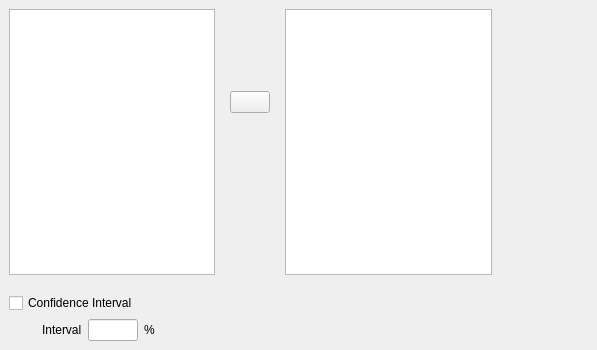
Old version of the form JASP-Desktop/analysisforms/ttestonesample.ui in the repository jasp-stats/jasp-desktop.
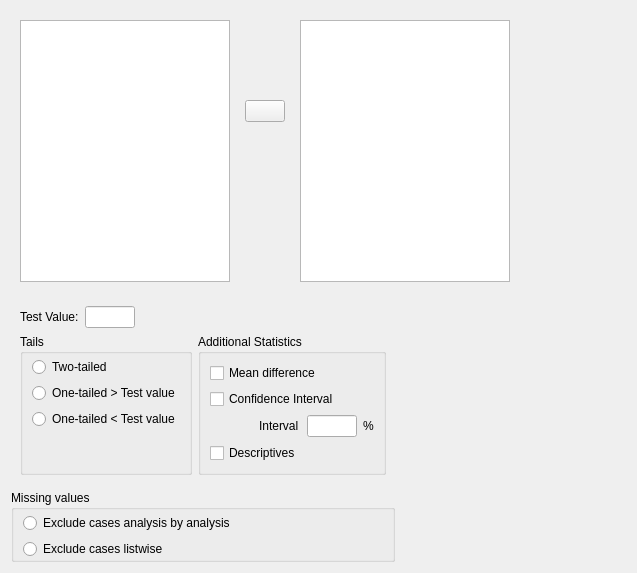
New version of the form. Custom widgets are drawn as their Qt base class.

Commit message:
One Sample TTest fixes
One Sample TTest fixes

The edit to the form file:
```diff
--- a/JASP-Desktop/analysisforms/ttestonesample.ui
+++ b/JASP-Desktop/analysisforms/ttestonesample.ui
@@ -6,30 +6,15 @@
    <rect>
     <x>0</x>
     <y>0</y>
-    <width>597</width>
-    <height>350</height>
+    <width>637</width>
+    <height>573</height>
    </rect>
   </property>
   <property name="windowTitle">
    <string>Form</string>
   </property>
-  <layout class="QGridLayout" name="gridLayout_2">
-   <property name="leftMargin">
-    <number>0</number>
-   </property>
-   <property name="topMargin">
-    <number>0</number>
-   </property>
-   <property name="rightMargin">
-    <number>0</number>
-   </property>
-   <property name="bottomMargin">
-    <number>0</number>
-   </property>
-   <property name="verticalSpacing">
-    <number>0</number>
-   </property>
-   <item row="0" column="0">
+  <layout class="QGridLayout" name="gridLayout_9">
+   <item row="0" column="0" colspan="2">
     <widget class="QWidget" name="widget" native="true">
      <property name="sizePolicy">
       <sizepolicy hsizetype="Fixed" vsizetype="Preferred">
@@ -179,41 +164,125 @@
     </widget>
    </item>
    <item row="1" column="0">
-    <widget class="QWidget" name="widget_5" native="true">
-     <layout class="QHBoxLayout" name="horizontalLayout">
-      <property name="leftMargin">
-       <number>0</number>
-      </property>
-      <property name="topMargin">
-       <number>0</number>
-      </property>
-      <property name="rightMargin">
-       <number>0</number>
-      </property>
-      <property name="bottomMargin">
-       <number>0</number>
-      </property>
-      <item>
-       <widget class="QWidget" name="widget_3" native="true">
+    <widget class="QWidget" name="widget_3" native="true">
+     <layout class="QGridLayout" name="gridLayout_2">
+      <item row="0" column="0">
+       <widget class="QLabel" name="label_3">
+        <property name="text">
+         <string>Test Value:</string>
+        </property>
+       </widget>
+      </item>
+      <item row="0" column="1">
+       <widget class="BoundTextBox" name="testValue">
+        <property name="sizePolicy">
+         <sizepolicy hsizetype="Fixed" vsizetype="Fixed">
+          <horstretch>0</horstretch>
+          <verstretch>0</verstretch>
+         </sizepolicy>
+        </property>
+        <property name="maximumSize">
+         <size>
+          <width>50</width>
+          <height>16777215</height>
+         </size>
+        </property>
+       </widget>
+      </item>
+      <item row="1" column="0" colspan="3">
+       <widget class="QGroupBox" name="groupBox_8">
+        <property name="title">
+         <string>Tails</string>
+        </property>
+        <property name="flat">
+         <bool>true</bool>
+        </property>
         <layout class="QGridLayout" name="gridLayout">
+         <property name="leftMargin">
+          <number>0</number>
+         </property>
+         <property name="topMargin">
+          <number>3</number>
+         </property>
+         <property name="rightMargin">
+          <number>0</number>
+         </property>
+         <property name="bottomMargin">
+          <number>0</number>
+         </property>
+         <item row="0" column="0">
+          <widget class="BoundGroupBox" name="tails" native="true">
+           <layout class="QGridLayout" name="gridLayout_5">
+            <property name="topMargin">
+             <number>0</number>
+            </property>
+            <property name="bottomMargin">
+             <number>0</number>
+            </property>
+            <item row="2" column="0">
+             <widget class="QRadioButton" name="oneTailedLessThan">
+              <property name="text">
+               <string>One-tailed &lt; Test value</string>
+              </property>
+             </widget>
+            </item>
+            <item row="1" column="0">
+             <widget class="QRadioButton" name="oneTailedGreaterThan">
+              <property name="text">
+               <string>One-tailed &gt; Test value</string>
+              </property>
+             </widget>
+            </item>
+            <item row="0" column="0">
+             <widget class="QRadioButton" name="twoTailed">
+              <property name="text">
+               <string>Two-tailed</string>
+              </property>
+             </widget>
+            </item>
+           </layout>
+          </widget>
+         </item>
+         <item row="1" column="0">
+          <widget class="QWidget" name="widget_5" native="true"/>
+         </item>
+        </layout>
+       </widget>
+      </item>
+      <item row="1" column="3">
+       <widget class="QGroupBox" name="groupBox_7">
+        <property name="title">
+         <string>Additional Statistics</string>
+        </property>
+        <property name="flat">
+         <bool>true</bool>
+        </property>
+        <layout class="QGridLayout" name="gridLayout_3">
          <item row="0" column="0" colspan="3">
+          <widget class="BoundCheckBox" name="meanDifference">
+           <property name="text">
+            <string>Mean difference</string>
+           </property>
+          </widget>
+         </item>
+         <item row="1" column="0" colspan="3">
           <widget class="BoundCheckBox" name="confidenceInterval">
            <property name="text">
             <string>Confidence Interval</string>
            </property>
           </widget>
          </item>
-         <item row="1" column="0">
+         <item row="2" column="0">
           <widget class="QWidget" name="widget_4" native="true"/>
          </item>
-         <item row="1" column="1">
+         <item row="2" column="1">
           <widget class="QLabel" name="label">
            <property name="text">
             <string>Interval</string>
            </property>
           </widget>
          </item>
-         <item row="1" column="2">
+         <item row="2" column="2">
           <widget class="BoundTextBox" name="confidenceIntervalInterval">
            <property name="sizePolicy">
             <sizepolicy hsizetype="Preferred" vsizetype="Fixed">
@@ -229,28 +298,85 @@
            </property>
           </widget>
          </item>
-         <item row="1" column="3">
+         <item row="2" column="3">
           <widget class="QLabel" name="label_2">
            <property name="text">
             <string>%</string>
            </property>
           </widget>
          </item>
+         <item row="3" column="0" colspan="2">
+          <widget class="BoundCheckBox" name="descriptives">
+           <property name="text">
+            <string>Descriptives</string>
+           </property>
+          </widget>
+         </item>
         </layout>
        </widget>
       </item>
-      <item>
-       <spacer name="horizontalSpacer">
-        <property name="orientation">
-         <enum>Qt::Horizontal</enum>
-        </property>
-        <property name="sizeHint" stdset="0">
-         <size>
-          <width>40</width>
-          <height>20</height>
-         </size>
-        </property>
-       </spacer>
+     </layout>
+    </widget>
+   </item>
+   <item row="1" column="1">
+    <spacer name="horizontalSpacer">
+     <property name="orientation">
+      <enum>Qt::Horizontal</enum>
+     </property>
+     <property name="sizeHint" stdset="0">
+      <size>
+       <width>150</width>
+       <height>20</height>
+      </size>
+     </property>
+    </spacer>
+   </item>
+   <item row="2" column="0">
+    <widget class="QGroupBox" name="groupBox_9">
+     <property name="title">
+      <string>Missing values</string>
+     </property>
+     <property name="flat">
+      <bool>true</bool>
+     </property>
+     <layout class="QGridLayout" name="gridLayout_4">
+      <property name="leftMargin">
+       <number>0</number>
+      </property>
+      <property name="topMargin">
+       <number>3</number>
+      </property>
+      <property name="rightMargin">
+       <number>0</number>
+      </property>
+      <property name="bottomMargin">
+       <number>0</number>
+      </property>
+      <item row="0" column="0">
+       <widget class="BoundGroupBox" name="missingValues" native="true">
+        <layout class="QGridLayout" name="gridLayout_6">
+         <property name="topMargin">
+          <number>0</number>
+         </property>
+         <property name="bottomMargin">
+          <number>0</number>
+         </property>
+         <item row="0" column="0">
+          <widget class="QRadioButton" name="excludeAnalysisByAnalysis">
+           <property name="text">
+            <string>Exclude cases analysis by analysis</string>
+           </property>
+          </widget>
+         </item>
+         <item row="1" column="0">
+          <widget class="QRadioButton" name="excludeListwise">
+           <property name="text">
+            <string>Exclude cases listwise</string>
+           </property>
+          </widget>
+         </item>
+        </layout>
+       </widget>
       </item>
      </layout>
     </widget>
@@ -283,6 +409,12 @@
    <extends>QLineEdit</extends>
    <header>widgets/boundtextbox.h</header>
   </customwidget>
+  <customwidget>
+   <class>BoundGroupBox</class>
+   <extends>QWidget</extends>
+   <header>widgets/boundgroupbox.h</header>
+   <container>1</container>
+  </customwidget>
  </customwidgets>
  <resources/>
  <connections/>
```
Left out of the diff: 5 changed lines with no effect on the pictures. The commit also changes 5 other files.
